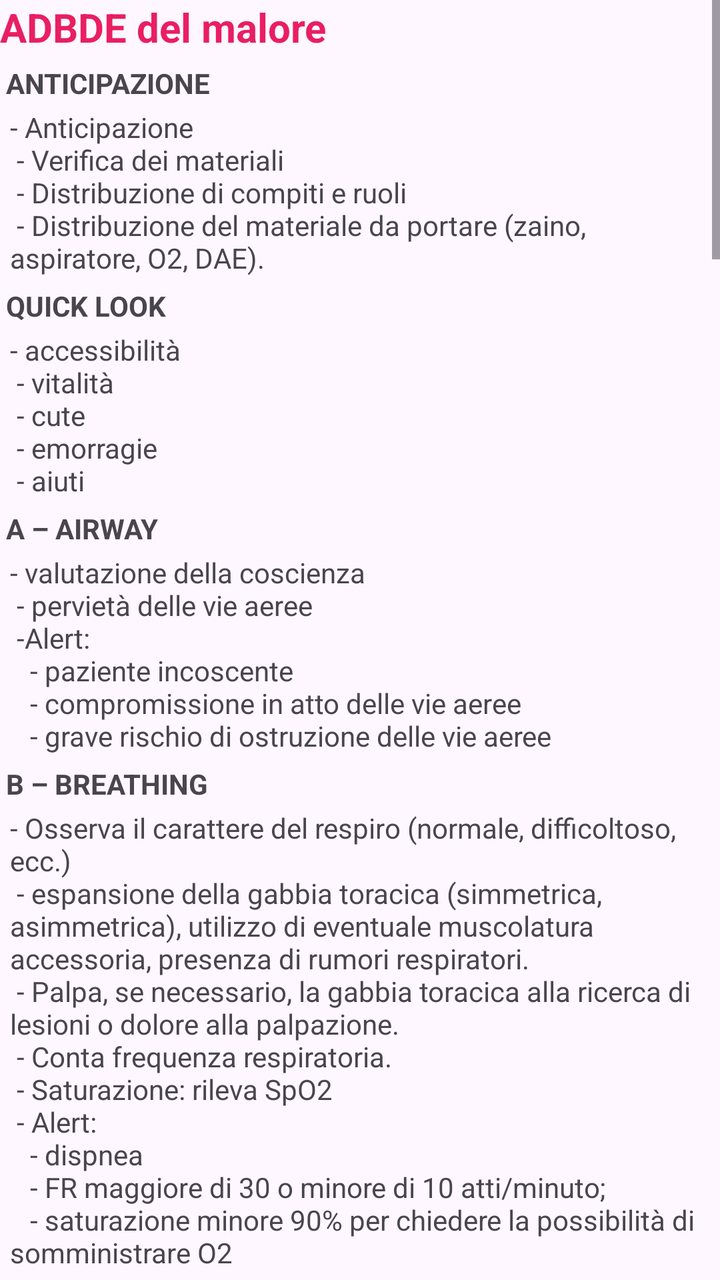
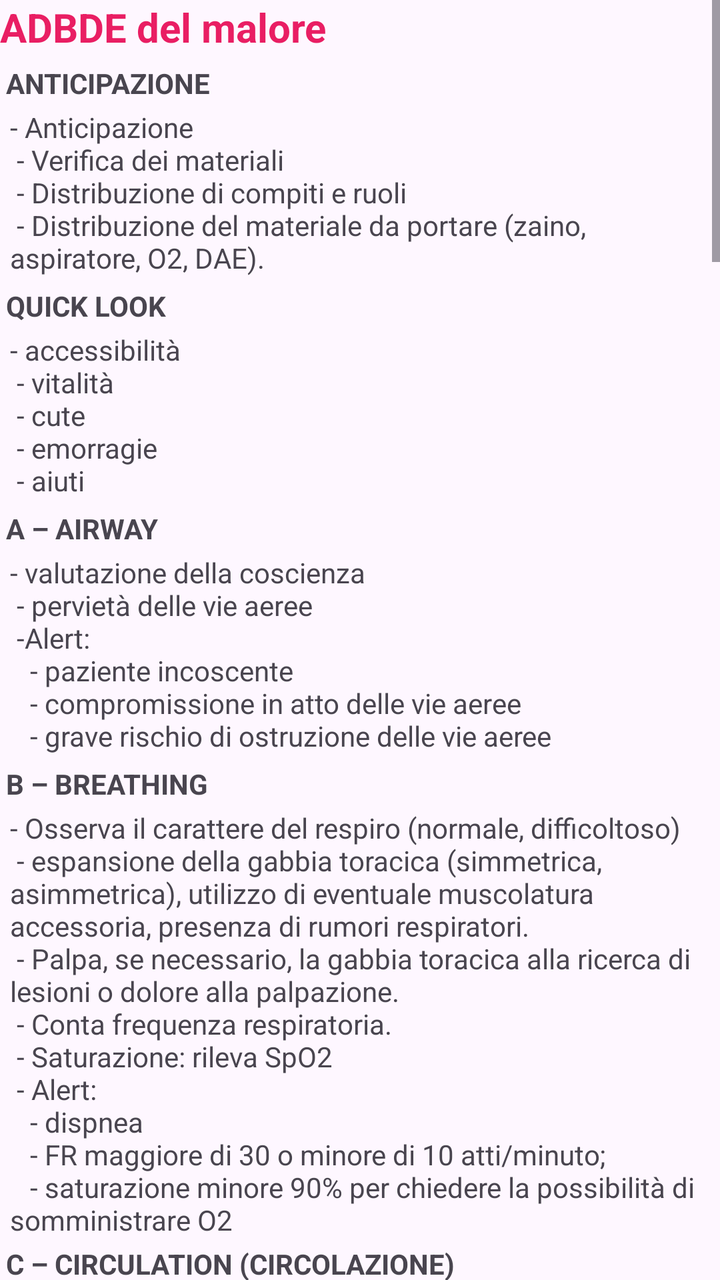

Before-and-after screenshots of an Android layout around one commit, followed by the original layout XML and the change that was made.
<!-- AndroidManifest.xml: application theme Theme.Crilavis -->
<!-- res/layout/activity_abcde.xml -->
<?xml version="1.0" encoding="utf-8"?>
<ScrollView xmlns:android="http://schemas.android.com/apk/res/android"
    xmlns:app="http://schemas.android.com/apk/res-auto"
    xmlns:tools="http://schemas.android.com/tools"
    android:id="@+id/main"
    android:layout_width="wrap_content"
    android:layout_height="wrap_content"
    tools:context=".AbcdeActivity">

    <LinearLayout
        android:layout_width="match_parent"
        android:layout_height="match_parent"
        android:orientation="vertical"
        app:layout_constraintEnd_toEndOf="parent"
        app:layout_constraintStart_toStartOf="parent"
        app:layout_constraintTop_toTopOf="parent">

        <TextView
            android:id="@+id/titleTv"
            android:layout_width="wrap_content"
            android:layout_height="wrap_content"
            android:text="ADBDE del malore"
            android:textColor="#E91E63"
            android:textSize="20sp"
            android:textStyle="bold" />

        <TextView
            android:id="@+id/anticipazioneTV"
            android:layout_width="wrap_content"
            android:layout_height="wrap_content"
            android:layout_gravity="left"
            android:layout_marginStart="3dp"
            android:layout_marginTop="5dp"
            android:gravity="left"
            android:text="ANTICIPAZIONE"
            android:textStyle="bold" />

        <TextView
            android:id="@+id/anticipazioneText"
            android:layout_width="wrap_content"
            android:layout_height="wrap_content"
            android:layout_gravity="left"
            android:layout_marginStart="5dp"
            android:layout_marginTop="3dp"
            android:gravity="left"
            android:text="- Anticipazione\n
- Verifica dei materiali\n
- Distribuzione di compiti e ruoli\n
- Distribuzione del materiale da portare (zaino, aspiratore, O2, DAE)." />

        <TextView
            android:id="@+id/qlTV"
            android:layout_width="wrap_content"
            android:layout_height="wrap_content"
            android:layout_gravity="left"
            android:layout_marginStart="3dp"
            android:layout_marginTop="5dp"
            android:gravity="left"
            android:text="QUICK LOOK"
            android:textStyle="bold" />
        <TextView
            android:id="@+id/qlText"
            android:layout_width="wrap_content"
            android:layout_height="wrap_content"
            android:layout_gravity="left"
            android:layout_marginStart="5dp"
            android:layout_marginTop="3dp"
            android:gravity="left"
            android:text="- accessibilità\n
- vitalità\n
- cute\n
- emorragie\n
- aiuti" />

        <TextView
            android:id="@+id/ATV"
            android:layout_width="wrap_content"
            android:layout_height="wrap_content"
            android:layout_gravity="left"
            android:layout_marginStart="3dp"
            android:layout_marginTop="5dp"
            android:gravity="left"
            android:text="A – AIRWAY"
            android:textStyle="bold" />

        <TextView
            android:id="@+id/AText"
            android:layout_width="wrap_content"
            android:layout_height="wrap_content"
            android:layout_gravity="left"
            android:layout_marginStart="5dp"
            android:layout_marginTop="3dp"
            android:gravity="left"
            android:text="- valutazione della coscienza\n
- pervietà delle vie aeree\n
-Alert:\n
  - paziente incoscente\n
  - compromissione in atto delle vie aeree\n
  - grave rischio di ostruzione delle vie aeree
" />

        <TextView
            android:id="@+id/BTV"
            android:layout_width="wrap_content"
            android:layout_height="wrap_content"
            android:layout_gravity="left"
            android:layout_marginStart="3dp"
            android:layout_marginTop="5dp"
            android:gravity="left"
            android:text="B – BREATHING"
            android:textStyle="bold" />

        <TextView
            android:id="@+id/BText"
            android:layout_width="wrap_content"
            android:layout_height="wrap_content"
            android:layout_gravity="left"
            android:layout_marginStart="5dp"
            android:layout_marginTop="3dp"
            android:gravity="left"
            android:text="- Osserva il carattere del respiro (normale, difficoltoso, ecc.)\n
- espansione della gabbia toracica (simmetrica, asimmetrica), utilizzo di eventuale muscolatura accessoria, presenza di rumori respiratori.\n
- Palpa, se necessario, la gabbia toracica alla ricerca di lesioni o dolore alla palpazione.\n
- Conta frequenza respiratoria.\n
- Saturazione: rileva SpO2\n
- Alert:\n
  - dispnea\n
  - FR maggiore di 30 o minore di 10 atti/minuto;\n
  - saturazione minore 90% per chiedere la possibilità di somministrare O2
" />
        <TextView
            android:id="@+id/CTV"
            android:layout_width="wrap_content"
            android:layout_height="wrap_content"
            android:layout_gravity="left"
            android:layout_marginStart="3dp"
            android:layout_marginTop="5dp"
            android:gravity="left"
            android:text="C – CIRCULATION (CIRCOLAZIONE)"
            android:textStyle="bold" />

        <TextView
            android:id="@+id/CText"
            android:layout_width="wrap_content"
            android:layout_height="wrap_content"
            android:layout_gravity="left"
            android:layout_marginStart="5dp"
            android:layout_marginTop="3dp"
            android:gravity="left"
            android:text="- Presenza del polso, valutare ritmicità e frequenza\n
- rilevare pressione arteriosa\n
- valutare colorito cutaneo\n
- valutare sudorazione\n
- indice di shock\n
- Alert:\n
  - polso radiale assente\n
  - FC minore di 50 o maggiore di 120 battiti/minuto\n
  - PAS minore di 100 mmHg
" />

        <TextView
            android:id="@+id/DTV"
            android:layout_width="wrap_content"
            android:layout_height="wrap_content"
            android:layout_gravity="left"
            android:layout_marginStart="3dp"
            android:layout_marginTop="5dp"
            android:gravity="left"
            android:text="D – DISABILITY (DISABILITÀ) - Valutazione dello stato neurologico"
            android:textStyle="bold" />

        <TextView
            android:id="@+id/DText"
            android:layout_width="wrap_content"
            android:layout_height="wrap_content"
            android:layout_gravity="left"
            android:layout_marginStart="5dp"
            android:layout_marginTop="3dp"
            android:gravity="left"
            android:text="- Scala SVDN\n
- Sensibilità e motilità toccando o pizzicando uno alla volta i 4 arti e chiedendo di muoverli\n
- GFAST con annotazione dell'ultima volta che il paziente è stato visto privo di sintomatologie il numero di telefono di un parente.\n
- Alert:\n
- mancata risposta allo stimolo verbale (livello D o N della scala SVDN)\n
- scala di GFAST positiva
" />

        <TextView
            android:id="@+id/ETV"
            android:layout_width="wrap_content"
            android:layout_height="wrap_content"
            android:layout_gravity="left"
            android:layout_marginStart="3dp"
            android:layout_marginTop="5dp"
            android:gravity="left"
            android:text="E – ESPOSIZIONE (ESPOSIZIONE)"
            android:textStyle="bold" />

        <TextView
            android:id="@+id/EText"
            android:layout_width="wrap_content"
            android:layout_height="wrap_content"
            android:layout_gravity="left"
            android:layout_marginStart="5dp"
            android:layout_marginTop="3dp"
            android:gravity="left"
            android:text="- Raccolta dati - AMPIA:\n
- Allergie\n
- Medicinali\n
- Patologie (diabete,ipertensione,epilessia, problemi cardiovascolari)\n
- Ingerito ultimo pasto (quando?)\n
- Altro\n
- Gestione del dolore. Scala 0 -> 10 del dolore\n
- Comunicazione con la COP (esito delle valutazioni e parametri vitali)
" />

        <TextView
            android:id="@+id/titleTTv"
            android:layout_width="wrap_content"
            android:layout_height="wrap_content"
            android:text="ADBDE del Trauma - Politraumatizzato"
            android:textColor="#E91E63"
            android:textSize="20sp"
            android:textStyle="bold"
            android:layout_marginTop="7dp"
            />

        <TextView
            android:id="@+id/titleTTvDesc"
            android:layout_width="wrap_content"
            android:layout_height="wrap_content"
            android:text="Definizione Politraumatizzato:soggetto con lesioni a carico di due o più distretti corporei sufficientemente gravi da compromettere (realmente o potenzialmente) una o più funzioni vitali."
            android:textColor="#FF9800"
            android:textSize="12sp"
            android:layout_marginStart="3dp"
            android:layout_marginTop="5dp"
            />

        <TextView
            android:id="@+id/ATTV2"
            android:layout_width="wrap_content"
            android:layout_height="wrap_content"
            android:layout_gravity="left"
            android:layout_marginStart="3dp"
            android:layout_marginTop="5dp"
            android:gravity="left"
            android:text="ANTICIPAZIONE"
            android:textStyle="bold" />

        <TextView
            android:id="@+id/ATText"
            android:layout_width="wrap_content"
            android:layout_height="wrap_content"
            android:layout_gravity="left"
            android:layout_marginStart="5dp"
            android:layout_marginTop="3dp"
            android:gravity="left"
            android:text="- Verifica dei materiali:\n
- Distribuzione di compiti e ruoli\n
- Distribuzione del materiale da portare (zaino, aspiratore, O2, DAE).
" />

        <TextView
            android:id="@+id/QTTV"
            android:layout_width="wrap_content"
            android:layout_height="wrap_content"
            android:layout_gravity="left"
            android:layout_marginStart="3dp"
            android:layout_marginTop="5dp"
            android:gravity="left"
            android:text="QUICK LOOK"
            android:textStyle="bold" />

        <TextView
            android:id="@+id/QLTText"
            android:layout_width="wrap_content"
            android:layout_height="wrap_content"
            android:layout_gravity="left"
            android:layout_marginStart="5dp"
            android:layout_marginTop="3dp"
            android:gravity="left"
            android:text="- accessibilità\n
- vitalità\n
- cute\n
- emorragie\n
- aiuti
" />
        <TextView
            android:id="@+id/ATTV"
            android:layout_width="wrap_content"
            android:layout_height="wrap_content"
            android:layout_gravity="left"
            android:layout_marginStart="3dp"
            android:layout_marginTop="5dp"
            android:gravity="left"
            android:text="A – AIRWAY E RACHIDE CERVICALE"
            android:textStyle="bold" />

        <TextView
            android:id="@+id/ATText1"
            android:layout_width="wrap_content"
            android:layout_height="wrap_content"
            android:layout_gravity="left"
            android:layout_marginStart="5dp"
            android:layout_marginTop="3dp"
            android:gravity="left"
            android:text="- valutazione della coscienza\n
- pervietà delle vie aeree\n
- immobilizazzione del capo\n
- posizionamento del collare\n
- ossigeno (12/15 litri/minuto con reservoir)\n
- Alert:\n
  - paziente incoscente.\n
  - compromissione in atto delle vie aeree\n
  - grave rischio di ostruzione delle vie aeree\n
  - controindicazioni all’immobilizzazione del rachide cervicale\n
  - paziente agitato
" />

        <TextView
            android:id="@+id/BTTV1"
            android:layout_width="wrap_content"
            android:layout_height="wrap_content"
            android:layout_gravity="left"
            android:layout_marginStart="3dp"
            android:layout_marginTop="5dp"
            android:gravity="left"
            android:text="B – BREATHING"
            android:textStyle="bold" />

        <TextView
            android:id="@+id/BTText1"
            android:layout_width="wrap_content"
            android:layout_height="wrap_content"
            android:layout_gravity="left"
            android:layout_marginStart="5dp"
            android:layout_marginTop="3dp"
            android:gravity="left"
            android:text="- Osserva il carattere del respiro (normale, difficoltoso, ecc.)\n
- espansione della gabbia toracica (simmetrica, asimmetrica)\n
- utilizzo di eventuale muscolatura accessoria.\n
- presenza di rumori respiratori.\n
- Palpa, se necessario, la gabbia toracica alla ricerca di lesioni o dolore alla palpazione.\n
- Conta frequenza respiratoria.\n
- Saturazione: rileva SpO2\n
- Alert:\n
  - dispnea\n
  - FR maggiore di 30 o  minore di 10 atti/minuto;\n
  - saturazione  minore di  90% per chiedere la possibilità di somministrare O2
" />

        <TextView
            android:id="@+id/CTTV1"
            android:layout_width="wrap_content"
            android:layout_height="wrap_content"
            android:layout_gravity="left"
            android:layout_marginStart="3dp"
            android:layout_marginTop="5dp"
            android:gravity="left"
            android:text="C – CIRCULATION (CIRCOLAZIONE)"
            android:textStyle="bold" />

        <TextView
            android:id="@+id/CTText1"
            android:layout_width="wrap_content"
            android:layout_height="wrap_content"
            android:layout_gravity="left"
            android:layout_marginStart="5dp"
            android:layout_marginTop="3dp"
            android:gravity="left"
            android:text="- trattamento di eventuali emorragie\n
- presenza del polso, valutare ritmicità e frequenza\n
- rilevare pressione arteriosa\n
- valutare colorito cutaneo\n
- valutare sudorazione\n
- indice di shock\n
- Alert:\n
  - emorragie incontrollabili\n
  - posizionamento di laccio emostatico\n
  - polso radiale assente\n
  - FC  minore di 50 o maggiore di 120 battiti/minuto\n
  - PAS  minore di  100 mmH
" />

        <TextView
            android:id="@+id/DTTV1"
            android:layout_width="wrap_content"
            android:layout_height="wrap_content"
            android:layout_gravity="left"
            android:layout_marginStart="3dp"
            android:layout_marginTop="5dp"
            android:gravity="left"
            android:text="D – DISABILITY (DISABILITÀ) - Valutazione dello stato neurologico\n"
            android:textStyle="bold" />

        <TextView
            android:id="@+id/DTText1"
            android:layout_width="wrap_content"
            android:layout_height="wrap_content"
            android:layout_gravity="left"
            android:layout_marginStart="5dp"
            android:layout_marginTop="3dp"
            android:gravity="left"
            android:text="- Scala SVDN\n
- Alert:\n
- mancata risposta allo stimolo verbale (livello D o N della scala SVDN)\n
- paziente cosciente ma con riferita perdita di coscienza
" />

        <TextView
            android:id="@+id/ETTV1"
            android:layout_width="wrap_content"
            android:layout_height="wrap_content"
            android:layout_gravity="left"
            android:layout_marginStart="3dp"
            android:layout_marginTop="5dp"
            android:gravity="left"
            android:text="E – ESPOSIZIONE (Valutazione testa piedi)"
            android:textStyle="bold" />

        <TextView
            android:id="@+id/ETText1"
            android:layout_width="wrap_content"
            android:layout_height="wrap_content"
            android:layout_gravity="left"
            android:layout_marginStart="5dp"
            android:layout_marginTop="3dp"
            android:gravity="left"
            android:text="- Valutazione testa/piedi alla ricerca di:\n
- contusioni\n
- ferite ed emorragie non individuati\n
- ustioni \n
- deformità\n
- limitazioni funzionali degli arti\n
- deficit di sensibilità o motilità\n
- dolore\n
- Protezione termica\n
- Dinamica dell’evento. Gli eventi di dinamica maggiore sono:\n
- caduta da oltre 3 m di altezza (o comunque da più della propria altezza nel paziente di età  minore di 14 anni o maggiore di 65 anni);\n
- eiezione dal veicolo\n
- proiezione a distanza ( maggiore di 2 metri)\n
- tempi di estricazione prolungati ( maggiore di 20 min)\n
- grave deformità del veicolo\n
- presenza di persone decedute nel veicolo\n
- arrotamento o schiacciamento da parte del veicolo\n
- deformazione e/o mancanza del casco protettivo\n
- età inferiore a 5 anni\n
- Raccolta dati - AMPIA:\n
- Allergie\n
- Medicinali\n
- Patologie (diabete,ipertensione,epilessia, problemi cardiovascolari)\n
- Ingerito ultimo pasto (quando?)\n
- Altro\n
- Gestione del dolore. Scala 0 - maggiore di  10 del dolore\n
- Comunicazione con la COP (esito delle valutazioni e parametri vitali)\n
- Alert:\n
  - otorragia con alterazione stato di coscienza\n
  - addome o bacino dolente con deformità o tumefazione\n
  - amputazioni parziale o completa di estremità\n
  - sospetta frattura di almeno due segmenti ossei prossimali (deformità con limitazione motoria)\n
  - deficit di sensibilità e motilità\n
  - trauma e/o ferita da esplosione\n
  - ustione di II o III grado  maggiore di 18% della superficie corporea o del volto (rischio ostruzione vie aeree)\n
  - necessità di analgesia\n
  - criteri di dinamica maggiore
" />
    </LinearLayout>
</ScrollView>
<!-- resources referenced by this layout -->
<resources>
  <style name="Theme.Crilavis" parent="Base.Theme.Crilavis" />
  <style name="Base.Theme.Crilavis" parent="Theme.Material3.DayNight.NoActionBar">
          
          
      </style>
</resources>

<!-- the commit's change to res/layout/activity_abcde.xml (unified diff, before → after) -->
@@ -118,7 +118,7 @@
             android:layout_marginStart="5dp"
             android:layout_marginTop="3dp"
             android:gravity="left"
-            android:text="- Osserva il carattere del respiro (normale, difficoltoso, ecc.)\n
+            android:text="- Osserva il carattere del respiro (normale, difficoltoso)\n
 - espansione della gabbia toracica (simmetrica, asimmetrica), utilizzo di eventuale muscolatura accessoria, presenza di rumori respiratori.\n
 - Palpa, se necessario, la gabbia toracica alla ricerca di lesioni o dolore alla palpazione.\n
 - Conta frequenza respiratoria.\n
@@ -134,7 +134,7 @@
             android:layout_height="wrap_content"
             android:layout_gravity="left"
             android:layout_marginStart="3dp"
-            android:layout_marginTop="5dp"
+            android:layout_marginTop="3dp"
             android:gravity="left"
             android:text="C – CIRCULATION (CIRCOLAZIONE)"
             android:textStyle="bold" />
@@ -177,12 +177,12 @@
             android:layout_marginStart="5dp"
             android:layout_marginTop="3dp"
             android:gravity="left"
-            android:text="- Scala SVDN\n
+            android:text=" - Scala SVDN\n
 - Sensibilità e motilità toccando o pizzicando uno alla volta i 4 arti e chiedendo di muoverli\n
 - GFAST con annotazione dell'ultima volta che il paziente è stato visto privo di sintomatologie il numero di telefono di un parente.\n
 - Alert:\n
-- mancata risposta allo stimolo verbale (livello D o N della scala SVDN)\n
-- scala di GFAST positiva
+  - mancata risposta allo stimolo verbale (livello D o N della scala SVDN)\n
+  - scala di GFAST positiva
 " />
 
         <TextView
@@ -336,7 +336,7 @@
             android:layout_marginStart="5dp"
             android:layout_marginTop="3dp"
             android:gravity="left"
-            android:text="- Osserva il carattere del respiro (normale, difficoltoso, ecc.)\n
+            android:text="- Osserva il carattere del respiro (normale, difficoltoso)\n
 - espansione della gabbia toracica (simmetrica, asimmetrica)\n
 - utilizzo di eventuale muscolatura accessoria.\n
 - presenza di rumori respiratori.\n
@@ -368,7 +368,7 @@
             android:layout_marginStart="5dp"
             android:layout_marginTop="3dp"
             android:gravity="left"
-            android:text="- trattamento di eventuali emorragie\n
+            android:text=" - trattamento di eventuali emorragie\n
 - presenza del polso, valutare ritmicità e frequenza\n
 - rilevare pressione arteriosa\n
 - valutare colorito cutaneo\n
@@ -388,7 +388,7 @@
             android:layout_height="wrap_content"
             android:layout_gravity="left"
             android:layout_marginStart="3dp"
-            android:layout_marginTop="5dp"
+            android:layout_marginTop="10dp"
             android:gravity="left"
             android:text="D – DISABILITY (DISABILITÀ) - Valutazione dello stato neurologico\n"
             android:textStyle="bold" />
@@ -401,7 +401,7 @@
             android:layout_marginStart="5dp"
             android:layout_marginTop="3dp"
             android:gravity="left"
-            android:text="- Scala SVDN\n
+            android:text=" - Scala SVDN\n
 - Alert:\n
 - mancata risposta allo stimolo verbale (livello D o N della scala SVDN)\n
 - paziente cosciente ma con riferita perdita di coscienza
@@ -436,20 +436,20 @@
 - dolore\n
 - Protezione termica\n
 - Dinamica dell’evento. Gli eventi di dinamica maggiore sono:\n
-- caduta da oltre 3 m di altezza (o comunque da più della propria altezza nel paziente di età  minore di 14 anni o maggiore di 65 anni);\n
-- eiezione dal veicolo\n
-- proiezione a distanza ( maggiore di 2 metri)\n
-- tempi di estricazione prolungati ( maggiore di 20 min)\n
-- grave deformità del veicolo\n
-- presenza di persone decedute nel veicolo\n
-- arrotamento o schiacciamento da parte del veicolo\n
-- deformazione e/o mancanza del casco protettivo\n
-- età inferiore a 5 anni\n
+  - caduta da oltre 3 m di altezza (o comunque da più della propria altezza nel paziente di età  minore di 14 anni o maggiore di 65 anni);\n
+  - eiezione dal veicolo\n
+  - proiezione a distanza ( maggiore di 2 metri)\n
+  - tempi di estricazione prolungati ( maggiore di 20 min)\n
+  - grave deformità del veicolo\n
+  - presenza di persone decedute nel veicolo\n
+  - arrotamento o schiacciamento da parte del veicolo\n
+  - deformazione e/o mancanza del casco protettivo\n
+  - età inferiore a 5 anni\n
 - Raccolta dati - AMPIA:\n
-- Allergie\n
-- Medicinali\n
-- Patologie (diabete,ipertensione,epilessia, problemi cardiovascolari)\n
-- Ingerito ultimo pasto (quando?)\n
+  - Allergie\n
+  - Medicinali\n
+  - Patologie (diabete,ipertensione,epilessia, problemi cardiovascolari)\n
+  - Ingerito ultimo pasto (quando?)\n
 - Altro\n
 - Gestione del dolore. Scala 0 - maggiore di  10 del dolore\n
 - Comunicazione con la COP (esito delle valutazioni e parametri vitali)\n
